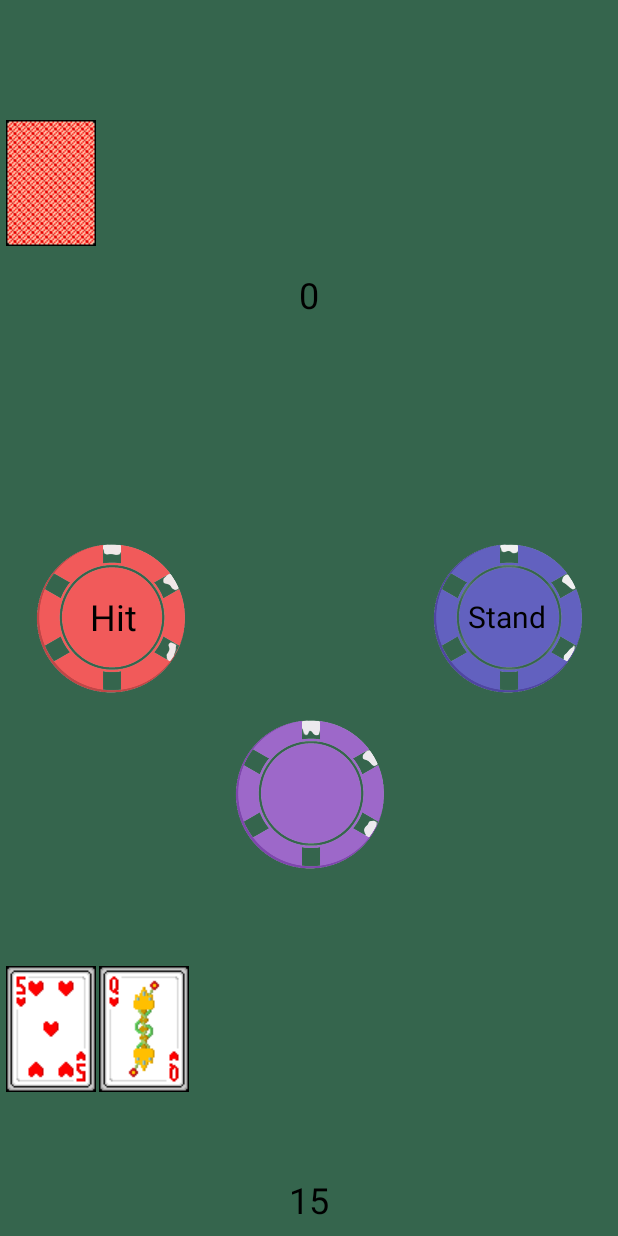
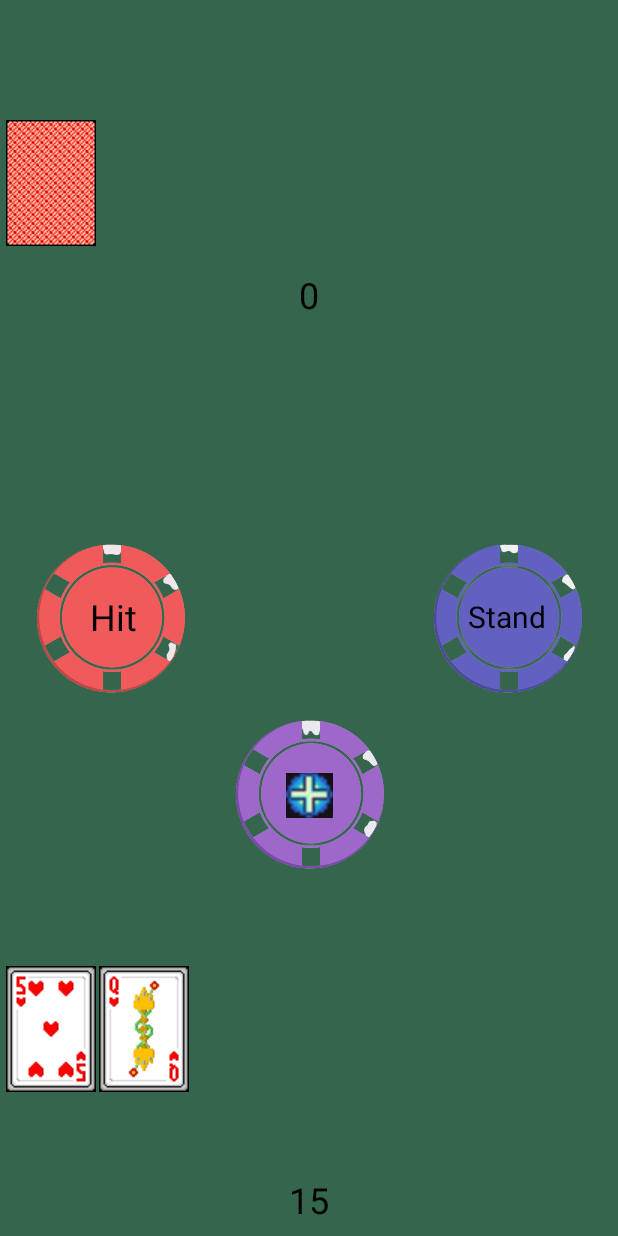
Before and after one commit to y0shK/WackyBlackjack, an Android app: the GameScreen screen opened directly, with no data from a screen before it, on a phone screen of 412 x 824 dp. Run offline under Robolectric (Android 15) with nearby library versions, the phone set to English and light mode, and no system bars.

Commit message:
add resources & programmatically set imageResource with powerup type

```diff
--- a/app/src/main/java/com/example/power_upblackjack/GameScreen.java
+++ b/app/src/main/java/com/example/power_upblackjack/GameScreen.java
@@ -272,6 +272,56 @@ public class GameScreen extends AppCompatActivity {
 
             }
         });
+
+        // start implementing powerups
+        // every time, the player gets a new powerup
+        // clairvoyance: reveal the dealer's hand - 0
+        // sabotage: add a random amount (1-4) to try to make them bust - 1
+        // incineration: get rid of one of your cards if you bust - 2
+        // transmutation: click one of your cards and replace it with a random card - 3
+        // joker: randomly replace your entire hand - 4
+
+
+        // generate random number for power-up
+        Random rand = new Random();
+        int powerupType = rand.nextInt(5); // 0-4, bound is exclusive
+        boolean clairvoyance = false;
+        boolean sabotage = false;
+        boolean incineration = false;
+        boolean transmutation = false;
+        boolean jokerPowerup = false;
+
+        ConstraintLayout cl = (ConstraintLayout) findViewById(R.id.constraintLayoutID);
+        ImageView purpleChip = findViewById(R.id.purpleChipNoBg);
+        ImageView powerupImage = (ImageView) findViewById(R.id.replacePowerup);
+
+        if (powerupType == 0) {
+            clairvoyance = true;
+            powerupImage.setImageResource(R.drawable.clairvoyance);
+        }
+        else if (powerupType == 1) {
+            sabotage = true;
+            powerupImage.setImageResource(R.drawable.sabotage);
+        }
+        else if (powerupType == 2) {
+            incineration = true;
+            powerupImage.setImageResource(R.drawable.flames);
+        }
+        else if (powerupType == 3) {
+            transmutation = true;
+            powerupImage.setImageResource(R.drawable.transmutation);
+        }
+        else if (powerupType == 4) {
+            jokerPowerup = true;
+            powerupImage.setImageResource(R.drawable.joker_skull);
+        }
+
+        purpleChip.setOnClickListener(new View.OnClickListener() {
+            @Override
+            public void onClick(View view) {
+                // start with clairyovance
+            }
+        });
     }
 
     // https://stackoverflow.com/questions/18703841/call-method-on-activity-load-android
--- a/app/src/main/res/layout/activity_game_screen.xml
+++ b/app/src/main/res/layout/activity_game_screen.xml
@@ -123,5 +123,15 @@
         app:layout_constraintStart_toStartOf="parent"
         app:srcCompat="@drawable/purple_chip_remove_bg" />
 
+    <ImageView
+        android:id="@+id/replacePowerup"
+        android:layout_width="31dp"
+        android:layout_height="46dp"
+        android:layout_marginBottom="230dp"
+        app:layout_constraintBottom_toTopOf="@+id/runningCountTextView"
+        app:layout_constraintEnd_toEndOf="parent"
+        app:layout_constraintStart_toStartOf="parent"
+        app:srcCompat="@drawable/back_blue_basic_white" />
+
 
 </androidx.constraintlayout.widget.ConstraintLayout>
```
Also changed, not shown: app/src/main/res/drawable/clairvoyance.PNG (added), app/src/main/res/drawable/flames.PNG (added), app/src/main/res/drawable/joker_skull.PNG (added), app/src/main/res/drawable/sabotage.PNG (added), app/src/main/res/drawable/transmutation.PNG (added), 1 other file.
